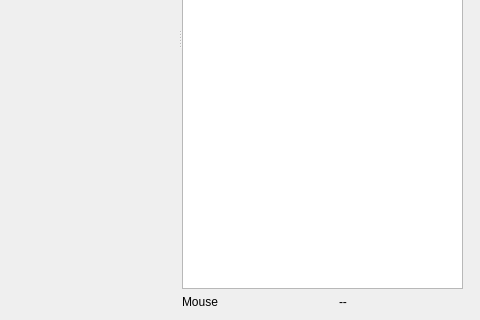
The window that quadscan_gui_onerow_v3.ui (filiplindau/QuadScan) describes before a commit, drawn with Qt 5; both pictures show x 984 to 1464 and y 245 to 565 of the 1464 by 565 pixel window.
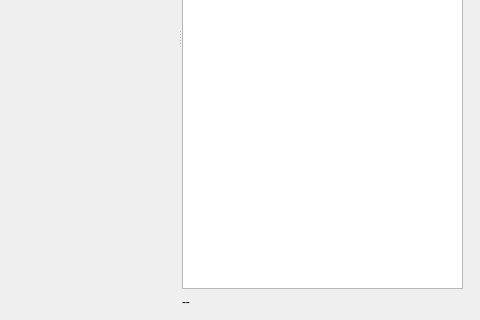
The same window after the commit. The open tabs and pages were chosen to show the change. Icons and pictures are not drawn. Custom widgets are drawn as their Qt base class.

```diff
--- a/quadscan_gui_onerow_v3.ui
+++ b/quadscan_gui_onerow_v3.ui
@@ -2130,18 +2130,6 @@
               </property>
              </widget>
             </item>
-            <item row="9" column="0">
-             <widget class="QLabel" name="label_39">
-              <property name="font">
-               <font>
-                <family>Arial</family>
-               </font>
-              </property>
-              <property name="text">
-               <string>Mouse</string>
-              </property>
-             </widget>
-            </item>
             <item row="3" column="0">
              <widget class="QLabel" name="label_38">
               <property name="font">
@@ -2365,36 +2353,6 @@
               </property>
              </widget>
             </item>
-            <item row="9" column="2" colspan="2">
-             <widget class="QLabel" name="mouse_label">
-              <property name="sizePolicy">
-               <sizepolicy hsizetype="Expanding" vsizetype="Preferred">
-                <horstretch>0</horstretch>
-                <verstretch>0</verstretch>
-               </sizepolicy>
-              </property>
-              <property name="minimumSize">
-               <size>
-                <width>120</width>
-                <height>0</height>
-               </size>
-              </property>
-              <property name="maximumSize">
-               <size>
-                <width>1000</width>
-                <height>16777215</height>
-               </size>
-              </property>
-              <property name="font">
-               <font>
-                <family>Arial</family>
-               </font>
-              </property>
-              <property name="text">
-               <string>--</string>
-              </property>
-             </widget>
-            </item>
             <item row="7" column="0">
              <widget class="QLabel" name="label_40">
               <property name="font">
@@ -2447,6 +2405,36 @@
               </property>
              </widget>
             </item>
+            <item row="9" column="0" colspan="4">
+             <widget class="QLabel" name="mouse_label">
+              <property name="sizePolicy">
+               <sizepolicy hsizetype="Expanding" vsizetype="Preferred">
+                <horstretch>0</horstretch>
+                <verstretch>0</verstretch>
+               </sizepolicy>
+              </property>
+              <property name="minimumSize">
+               <size>
+                <width>120</width>
+                <height>0</height>
+               </size>
+              </property>
+              <property name="maximumSize">
+               <size>
+                <width>160000</width>
+                <height>16777215</height>
+               </size>
+              </property>
+              <property name="font">
+               <font>
+                <family>Arial</family>
+               </font>
+              </property>
+              <property name="text">
+               <string>--</string>
+              </property>
+             </widget>
+            </item>
            </layout>
           </item>
          </layout>
```
Left out of the diff: 4 changed lines with no effect on the pictures.
